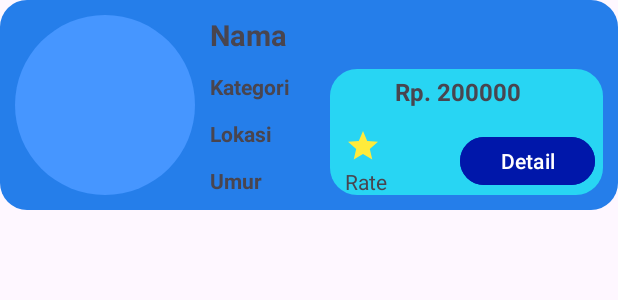
After one commit to c14210115/appSporty, an Android app: the layout item_fav.xml on its own in the app's theme, with its tools: preview values and no code run, on a phone screen of 412 x 824 dp. The commit adds this screen. Shown: the top 300 px of the screen. Run offline under Robolectric (Android 15) with nearby library versions, the phone set to English and light mode, and no system bars; Roboto replaces fonts that are not available here.

Commit message:
uda bener detail coachnya sama udah bs pindah ke pemesanan coach pake button order tp halamannya masi kosongan bru ada tanggal. Sama coba Favorite td tp gagal jd ndajadi hehe

```diff
--- a/app/src/main/java/com/petra/appsporty/Coach.kt
+++ b/app/src/main/java/com/petra/appsporty/Coach.kt
@@ -19,5 +19,5 @@ data class Coach(
     val instagram: String,
     val lapangan: String,
     val time: String,
-
+//    var isFavorite: Boolean = false
 ) : Parcelable
--- a/app/src/main/java/com/petra/appsporty/fragment_detail_coach.kt
+++ b/app/src/main/java/com/petra/appsporty/fragment_detail_coach.kt
@@ -81,6 +81,16 @@ class fragment_detail_coach : Fragment() {
         tvRate.text = rate
         tvNotes.text = note
 
+        btnOrder.setOnClickListener {
+            // Buat instance fragment pemesanan coach
+            val orderCoachFragment = fragment_pemesanan_coach.newInstance("data1", "data2")
+
+            // Melakukan transaksi untuk pindah ke fragment pemesanan coach
+            val transaction = requireActivity().supportFragmentManager.beginTransaction()
+            transaction.replace(R.id.fragmentContainerView, orderCoachFragment)
+            transaction.addToBackStack(null)
+            transaction.commit()
+        }
         return view
     }
 
--- a/app/src/main/java/com/petra/appsporty/fragment_favorite.kt
+++ b/app/src/main/java/com/petra/appsporty/fragment_favorite.kt
@@ -5,6 +5,7 @@ import androidx.fragment.app.Fragment
 import android.view.LayoutInflater
 import android.view.View
 import android.view.ViewGroup
+import androidx.recyclerview.widget.RecyclerView
 
 // TODO: Rename parameter arguments, choose names that match
 // the fragment initialization parameters, e.g. ARG_ITEM_NUMBER
@@ -20,13 +21,16 @@ class fragment_favorite : Fragment() {
     // TODO: Rename and change types of parameters
     private var param1: String? = null
     private var param2: String? = null
-
+    private lateinit var _rvFav: RecyclerView
     override fun onCreate(savedInstanceState: Bundle?) {
         super.onCreate(savedInstanceState)
         arguments?.let {
             param1 = it.getString(ARG_PARAM1)
             param2 = it.getString(ARG_PARAM2)
+
+
         }
+
     }
 
     override fun onCreateView(
@@ -35,6 +39,12 @@ class fragment_favorite : Fragment() {
     ): View? {
         // Inflate the layout for this fragment
         return inflater.inflate(R.layout.fragment_favorite, container, false)
+    }
+
+    override fun onViewCreated(view: View, savedInstanceState: Bundle?) {
+        super.onViewCreated(view, savedInstanceState)
+        _rvFav = view.findViewById(R.id.rvFavorite)
+
     }
 
     companion object {
--- a/app/src/main/res/layout/fragment_detail_coach.xml
+++ b/app/src/main/res/layout/fragment_detail_coach.xml
@@ -181,6 +181,7 @@
         android:layout_width="wrap_content"
         android:layout_height="wrap_content"
         android:layout_marginTop="80dp"
+        android:backgroundTint="#0017AA"
         android:text="Order"
         app:layout_constraintEnd_toEndOf="parent"
         app:layout_constraintHorizontal_bias="0.914"
--- a/app/src/main/res/layout/fragment_pemesanan_coach.xml
+++ b/app/src/main/res/layout/fragment_pemesanan_coach.xml
@@ -29,7 +29,9 @@
         android:id="@+id/tvPesanan"
         android:layout_width="wrap_content"
         android:layout_height="wrap_content"
+        android:layout_marginStart="32dp"
+        android:layout_marginTop="45dp"
         android:text="Pesanan : "
-        tools:layout_editor_absoluteX="32dp"
-        tools:layout_editor_absoluteY="100dp" />
+        app:layout_constraintStart_toStartOf="parent"
+        app:layout_constraintTop_toBottomOf="@+id/tvDate" />
 </androidx.constraintlayout.widget.ConstraintLayout>
--- /dev/null
+++ b/app/src/main/res/layout/item_fav.xml
@@ -0,0 +1,167 @@
+<?xml version="1.0" encoding="utf-8"?>
+<androidx.constraintlayout.widget.ConstraintLayout xmlns:android="http://schemas.android.com/apk/res/android"
+    xmlns:app="http://schemas.android.com/apk/res-auto"
+    xmlns:tools="http://schemas.android.com/tools"
+    android:layout_width="match_parent"
+    android:layout_height="match_parent"
+    android:orientation="vertical"
+    >
+    <androidx.constraintlayout.widget.ConstraintLayout
+        android:layout_width="0dp"
+        android:layout_height="150dp"
+        app:layout_constraintEnd_toEndOf="parent"
+        app:layout_constraintStart_toStartOf="parent"
+        app:layout_constraintTop_toTopOf="parent">
+
+        <androidx.constraintlayout.widget.ConstraintLayout
+            android:layout_width="0dp"
+            android:layout_height="0dp"
+            android:layout_marginBottom="10dp"
+            android:background="@drawable/roundedcorner"
+            android:backgroundTint="#257EEA"
+            app:layout_constraintBottom_toBottomOf="parent"
+            app:layout_constraintEnd_toEndOf="parent"
+            app:layout_constraintStart_toStartOf="parent"
+            app:layout_constraintTop_toTopOf="parent">
+
+            <TextView
+                android:id="@+id/tvCoachNameFav"
+                android:layout_width="0dp"
+                android:layout_height="wrap_content"
+                android:layout_marginStart="10dp"
+                android:layout_marginEnd="10dp"
+                android:text="Nama"
+                android:textSize="19sp"
+                android:textStyle="bold"
+                app:layout_constraintEnd_toEndOf="parent"
+                app:layout_constraintStart_toEndOf="@+id/imgCoachImageFav"
+                app:layout_constraintTop_toTopOf="@+id/imgCoachImageFav" />
+
+            <TextView
+                android:id="@+id/tvCoachCategoryFav"
+                android:layout_width="80dp"
+                android:layout_height="wrap_content"
+                android:layout_marginTop="12dp"
+                android:text="Kategori"
+                android:textStyle="bold"
+                app:layout_constraintStart_toStartOf="@+id/tvCoachNameFav"
+                app:layout_constraintTop_toBottomOf="@+id/tvCoachNameFav" />
+
+            <TextView
+                android:id="@+id/tvCoachLocationFav"
+                android:layout_width="wrap_content"
+                android:layout_height="wrap_content"
+                android:layout_marginTop="12dp"
+                android:text="Lokasi"
+                android:textStyle="bold"
+                app:layout_constraintStart_toStartOf="@+id/tvCoachCategoryFav"
+                app:layout_constraintTop_toBottomOf="@+id/tvCoachCategoryFav" />
+
+            <TextView
+                android:id="@+id/tvCoachAgeFav"
+                android:layout_width="0dp"
+                android:layout_height="wrap_content"
+                android:layout_marginTop="12dp"
+                android:text="Umur"
+                android:textStyle="bold"
+                app:layout_constraintStart_toStartOf="@+id/tvCoachLocationFav"
+                app:layout_constraintTop_toBottomOf="@+id/tvCoachLocationFav" />
+
+            <androidx.constraintlayout.widget.ConstraintLayout
+                android:layout_width="0dp"
+                android:layout_height="0dp"
+                android:layout_marginStart="90dp"
+                android:layout_marginTop="10dp"
+                android:layout_marginEnd="10dp"
+                android:layout_marginBottom="10dp"
+                android:background="@drawable/roundedcorner"
+                android:backgroundTint="#28D5F3"
+                app:layout_constraintBottom_toBottomOf="parent"
+                app:layout_constraintEnd_toEndOf="parent"
+                app:layout_constraintStart_toEndOf="@+id/imgCoachImageFav"
+                app:layout_constraintTop_toBottomOf="@+id/tvCoachNameFav"
+                tools:layout_constraintCircleRadius="12dp">
+
+                <TextView
+                    android:id="@+id/tvCoachPriceFav"
+                    android:layout_width="0dp"
+                    android:layout_height="wrap_content"
+                    android:layout_marginEnd="5dp"
+                    android:text="200000"
+                    android:textSize="16sp"
+                    android:textStyle="bold"
+                    app:layout_constraintEnd_toEndOf="parent"
+                    app:layout_constraintStart_toEndOf="@+id/tvRupiahFav"
+                    app:layout_constraintTop_toTopOf="@+id/tvRupiahFav" />
+
+                <TextView
+                    android:id="@+id/tvRupiahFav"
+                    android:layout_width="wrap_content"
+                    android:layout_height="wrap_content"
+                    android:layout_marginStart="5dp"
+                    android:text="Rp. "
+                    android:textSize="16sp"
+                    android:textStyle="bold"
+                    app:layout_constraintStart_toEndOf="@+id/btnFavoriteFav"
+                    app:layout_constraintTop_toTopOf="@+id/btnFavoriteFav" />
+
+                <ImageButton
+                    android:id="@+id/btnFavoriteFav"
+                    android:layout_width="30dp"
+                    android:layout_height="30dp"
+                    android:layout_marginStart="8dp"
+                    android:layout_marginTop="10dp"
+                    android:layout_marginBottom="56dp"
+                    android:backgroundTint="#00FFFFFF"
+                    app:layout_constraintBottom_toBottomOf="parent"
+                    app:layout_constraintStart_toStartOf="parent"
+                    app:layout_constraintTop_toTopOf="parent"
+                    app:tint="#FD0000" />
+
+                <TextView
+                    android:id="@+id/tvCoachRatingFav"
+                    android:layout_width="wrap_content"
+                    android:layout_height="wrap_content"
+                    android:layout_marginTop="2dp"
+                    android:text="Rate"
+                    app:layout_constraintStart_toStartOf="@+id/starIconFav"
+                    app:layout_constraintTop_toBottomOf="@+id/starIconFav" />
+
+                <Button
+                    android:id="@+id/btnInfo"
+                    android:layout_width="90dp"
+                    android:layout_height="40dp"
+                    android:layout_marginTop="15dp"
+                    android:backgroundTint="#0017AA"
+                    android:text="Detail"
+                    app:layout_constraintEnd_toEndOf="@+id/tvCoachPriceFav"
+                    app:layout_constraintTop_toBottomOf="@+id/tvCoachPriceFav" />
+
+                <TextView
+                    android:id="@+id/starIconFav"
+                    android:layout_width="wrap_content"
+                    android:layout_height="wrap_content"
+                    android:layout_marginStart="10dp"
+                    android:layout_marginTop="5dp"
+                    android:drawableStart="@drawable/star"
+                    android:drawableTint="#FFEB3B"
+                    app:layout_constraintStart_toStartOf="parent"
+                    app:layout_constraintTop_toBottomOf="@+id/btnFavoriteFav" />
+
+            </androidx.constraintlayout.widget.ConstraintLayout>
+
+            <ImageView
+                android:id="@+id/imgCoachImageFav"
+                android:layout_width="120dp"
+                android:layout_height="120dp"
+                android:layout_marginStart="10dp"
+                android:adjustViewBounds="false"
+                android:background="@drawable/circle_bg"
+                android:scaleType="centerCrop"
+                app:layout_constraintBottom_toBottomOf="parent"
+                app:layout_constraintStart_toStartOf="parent"
+                app:layout_constraintTop_toTopOf="parent" />
+        </androidx.constraintlayout.widget.ConstraintLayout>
+
+    </androidx.constraintlayout.widget.ConstraintLayout>
+</androidx.constraintlayout.widget.ConstraintLayout>
```
Also changed, not shown: app/src/main/java/com/petra/appsporty/CoachListAdapter.kt (+4 -4 lines).
